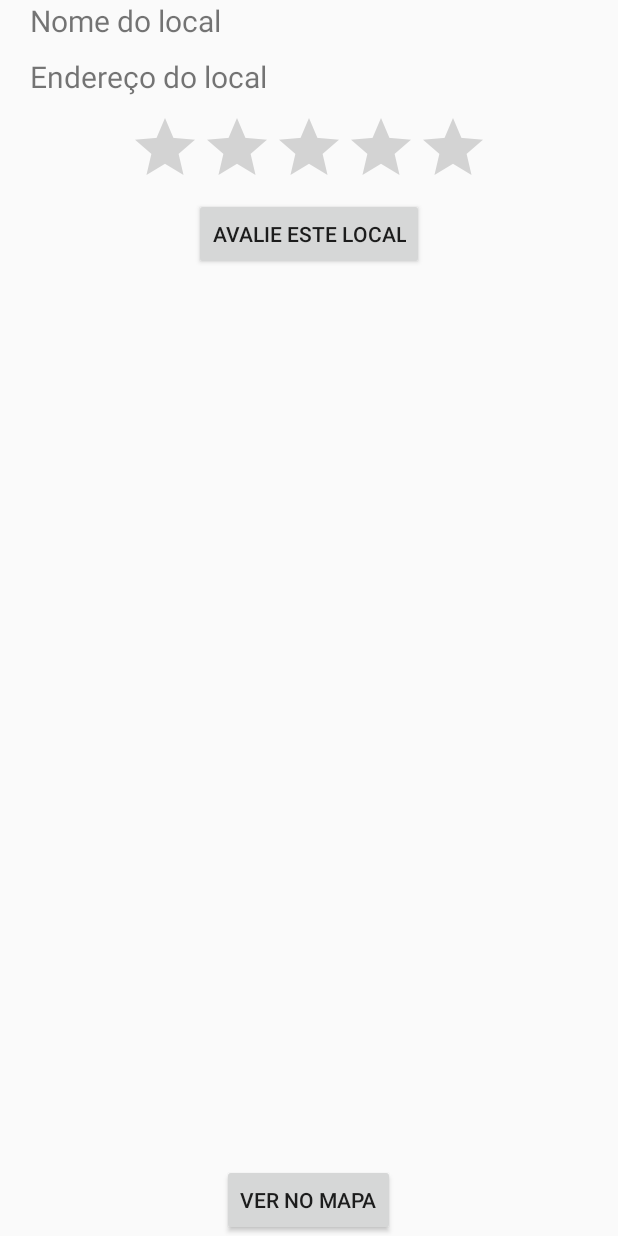
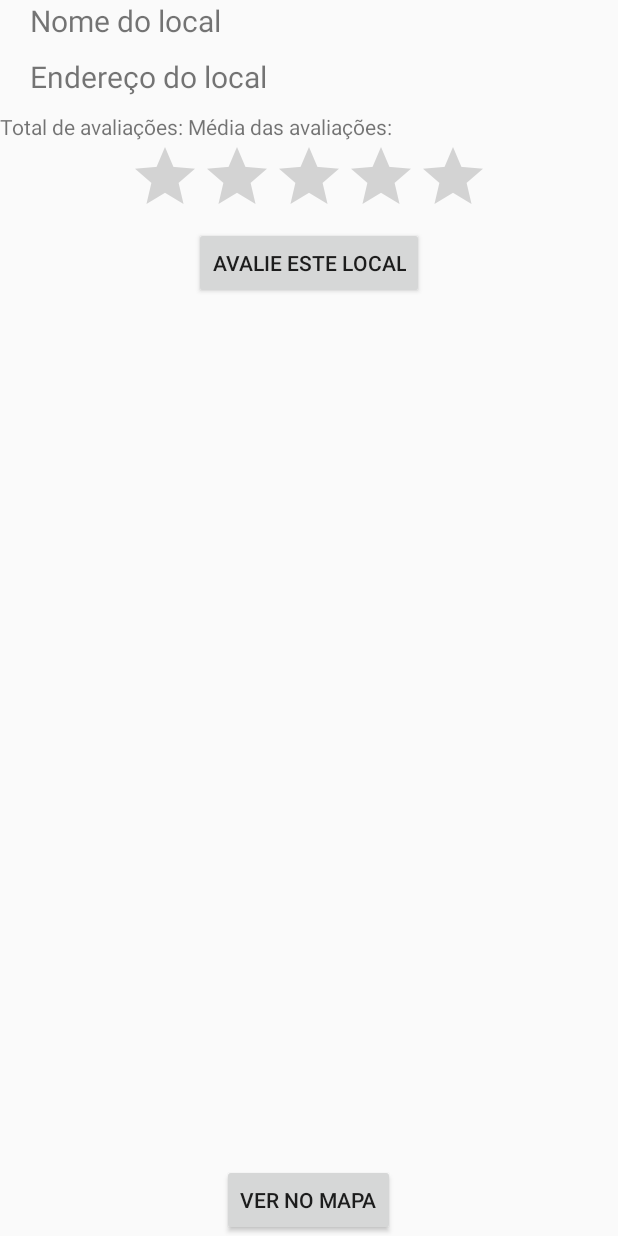
Before and after one commit to gabrielturato/TrabalhoMobile, an Android app: the layout fragment_user_choose.xml on its own in the app's theme, with its tools: preview values and no code run, on a phone screen of 412 x 824 dp. Run offline under Robolectric (Android 15) with nearby library versions, the phone set to English and light mode, and no system bars.

Commit message:
Tela de informações inseridas
Tela de informações inseridas, arrumando layout

```diff
--- a/TrabalhoAndroid/app/src/main/AndroidManifest.xml
+++ b/TrabalhoAndroid/app/src/main/AndroidManifest.xml
@@ -47,6 +47,11 @@
 
         </activity>
         <activity
+            android:name=".UserChooseFragment"
+            android:label="Informações do Local"
+            android:theme="@style/AppTheme.NoActionBar"
+            />
+        <activity
             android:name=".LoginActivity"
             android:label="@string/title_activity_login"
             android:theme="@style/AppTheme.NoActionBar">
--- a/TrabalhoAndroid/app/src/main/java/br/unicamp/ft/f170775/trabalhomobile/Mercado.java
+++ b/TrabalhoAndroid/app/src/main/java/br/unicamp/ft/f170775/trabalhomobile/Mercado.java
@@ -66,6 +66,9 @@ public class Mercado extends Fragment
     @Override
     public void onItemClick(Locals locals) {
         this.locals = locals;
+        Intent in = new Intent(getContext(), UserChooseFragment.class);
+        in.putExtra("local", locals);
+        startActivity(in);
     }
 
     @Override
--- a/TrabalhoAndroid/app/src/main/java/br/unicamp/ft/f170775/trabalhomobile/RecyclerViewResFragment.java
+++ b/TrabalhoAndroid/app/src/main/java/br/unicamp/ft/f170775/trabalhomobile/RecyclerViewResFragment.java
@@ -1,6 +1,7 @@
 package br.unicamp.ft.f170775.trabalhomobile;
 
 
+import android.content.Intent;
 import android.os.Bundle;
 import android.support.v4.app.Fragment;
 import android.support.v7.widget.LinearLayoutManager;
@@ -10,13 +11,14 @@ import android.view.View;
 import android.view.ViewGroup;
 import android.widget.Toast;
 
+import java.io.Serializable;
 import java.util.ArrayList;
 
 
 /**
  * A simple {@link Fragment} subclass.
  */
-public class RecyclerViewResFragment extends Fragment implements MyAdapter.OnItemClickListener {
+public class RecyclerViewResFragment extends Fragment implements MyAdapter.OnItemClickListener{
 
     public Locals local;
     private RecyclerView mRecyclerView;
@@ -56,5 +58,7 @@ public class RecyclerViewResFragment extends Fragment implements MyAdapter.OnIte
     @Override
     public void onItemClick(Locals locals) {
         this.local = locals;
+        Intent in = new Intent(getContext(), UserChooseFragment.class);
+        in.putExtra("local", local);
     }
 }
--- a/TrabalhoAndroid/app/src/main/java/br/unicamp/ft/f170775/trabalhomobile/RestaurantDrawer.java
+++ b/TrabalhoAndroid/app/src/main/java/br/unicamp/ft/f170775/trabalhomobile/RestaurantDrawer.java
@@ -69,6 +69,9 @@ public class RestaurantDrawer extends Fragment
     @Override
     public void onItemClick(Locals locals) {
         this.locals = locals;
+        Intent in = new Intent(getContext(), UserChooseFragment.class);
+        in.putExtra("local", locals);
+        startActivity(in);
     }
 
     @Override
--- a/TrabalhoAndroid/app/src/main/res/layout/adapter_layout.xml
+++ b/TrabalhoAndroid/app/src/main/res/layout/adapter_layout.xml
@@ -7,9 +7,6 @@
     android:layout_marginBottom="10dp"
     >
 
-    <android.support.v7.widget.CardView
-        android:layout_width="wrap_content"
-        android:layout_height="wrap_content">
         <ImageView
             android:id="@+id/imageIdRec"
             android:layout_width="wrap_content"
@@ -37,7 +34,5 @@
 
         </LinearLayout>
 
-    </android.support.v7.widget.CardView>
-
 
 </LinearLayout>
--- a/TrabalhoAndroid/app/src/main/res/layout/fragment_user_choose.xml
+++ b/TrabalhoAndroid/app/src/main/res/layout/fragment_user_choose.xml
@@ -57,11 +57,40 @@
             android:orientation="vertical"
             >
 
+            <LinearLayout
+                android:layout_width="match_parent"
+                android:layout_height="wrap_content"
+                android:orientation="horizontal">
+                <TextView
+                    android:layout_width="wrap_content"
+                    android:layout_height="wrap_content"
+                    android:text="Total de avaliações: "/>
+
+                <TextView
+                    android:id="@+id/totalAvaliacoes"
+                    android:layout_width="wrap_content"
+                    android:layout_height="wrap_content"
+                    android:text=""
+                    />
+
+                <TextView
+                    android:layout_width="wrap_content"
+                    android:layout_height="wrap_content"
+                    android:text="Média das avaliações: "
+                    />
+                <TextView
+                    android:id="@+id/mediaAvaliacoes"
+                    android:layout_width="wrap_content"
+                    android:layout_height="wrap_content"
+                    android:text=""/>
+
+            </LinearLayout>
             <RatingBar
                 android:id="@+id/ratingBar"
                 android:layout_width="wrap_content"
                 android:layout_height="wrap_content"
                 android:layout_gravity="center"
+                android:stepSize="1"
                 />
             <Button
                 android:layout_width="wrap_content"
--- a/TrabalhoAndroid/app/src/main/res/values/strings.xml
+++ b/TrabalhoAndroid/app/src/main/res/values/strings.xml
@@ -1,5 +1,5 @@
 <resources>
-    <string name="app_name">TrabalhoMobile</string>
+    <string name="app_name">Locali</string>
 
     <string name="navigation_drawer_open">Open navigation drawer</string>
     <string name="navigation_drawer_close">Close navigation drawer</string>
```
Also changed, not shown: TrabalhoAndroid/app/src/main/java/br/unicamp/ft/f170775/trabalhomobile/Locals.java (+8 -2 lines), TrabalhoAndroid/app/src/main/java/br/unicamp/ft/f170775/trabalhomobile/Shopping.java (+6 -3 lines), TrabalhoAndroid/app/src/main/java/br/unicamp/ft/f170775/trabalhomobile/UserChooseFragment.java (+8 -5 lines), TrabalhoAndroid/app/src/main/res/layout/activity_maps.xml (+5 -3 lines).
